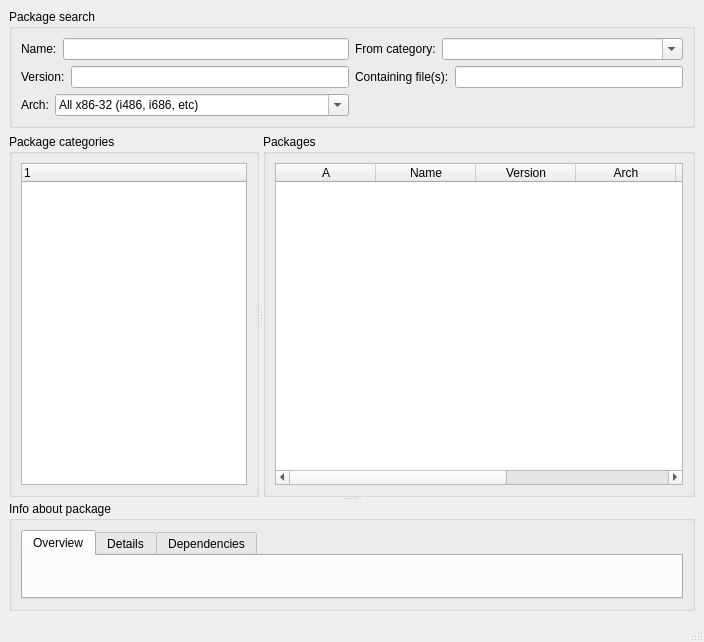
Qt form mpkg/manager/pkgmanager.ui (BackupTheBerlios/mops) before a commit.
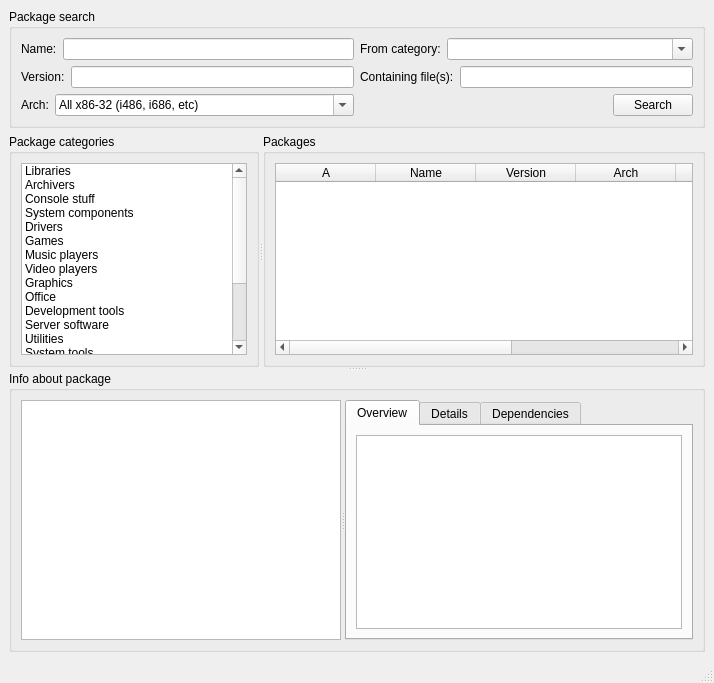
The same form after that commit. The open tabs and pages were chosen to show the change.

Commit message: Working on the layout of the package manager. The base is almost done, TODO: add menu, add hotkeys, add some buttons if nessecary.

Patch:
```diff
--- a/mpkg/manager/pkgmanager.ui
+++ b/mpkg/manager/pkgmanager.ui
@@ -5,8 +5,8 @@
    <rect>
     <x>0</x>
     <y>0</y>
-    <width>704</width>
-    <height>642</height>
+    <width>714</width>
+    <height>683</height>
    </rect>
   </property>
   <property name="windowTitle" >
@@ -33,7 +33,7 @@
       <property name="title" >
        <string>Package search</string>
       </property>
-      <layout class="QHBoxLayout" >
+      <layout class="QVBoxLayout" >
        <property name="margin" >
         <number>9</number>
        </property>
@@ -237,17 +237,34 @@
             </layout>
            </item>
            <item>
-            <spacer>
-             <property name="orientation" >
-              <enum>Qt::Vertical</enum>
+            <layout class="QHBoxLayout" >
+             <property name="margin" >
+              <number>0</number>
              </property>
-             <property name="sizeHint" >
-              <size>
-               <width>20</width>
-               <height>20</height>
-              </size>
+             <property name="spacing" >
+              <number>6</number>
              </property>
-            </spacer>
+             <item>
+              <spacer>
+               <property name="orientation" >
+                <enum>Qt::Horizontal</enum>
+               </property>
+               <property name="sizeHint" >
+                <size>
+                 <width>141</width>
+                 <height>20</height>
+                </size>
+               </property>
+              </spacer>
+             </item>
+             <item>
+              <widget class="QPushButton" name="pushButton" >
+               <property name="text" >
+                <string>Search</string>
+               </property>
+              </widget>
+             </item>
+            </layout>
            </item>
           </layout>
          </item>
@@ -257,7 +274,7 @@
      </widget>
     </item>
     <item>
-     <widget class="QSplitter" name="splitter_2" >
+     <widget class="QSplitter" name="splitter_3" >
       <property name="orientation" >
        <enum>Qt::Vertical</enum>
       </property>
@@ -283,15 +300,107 @@
           <number>6</number>
          </property>
          <item>
-          <widget class="QTreeWidget" name="treeWidget" >
-           <property name="sizePolicy" >
-            <sizepolicy>
-             <hsizetype>7</hsizetype>
-             <vsizetype>7</vsizetype>
-             <horstretch>0</horstretch>
-             <verstretch>0</verstretch>
-            </sizepolicy>
-           </property>
+          <widget class="QListWidget" name="listWidget" >
+           <item>
+            <property name="text" >
+             <string>Libraries</string>
+            </property>
+           </item>
+           <item>
+            <property name="text" >
+             <string>Archivers</string>
+            </property>
+           </item>
+           <item>
+            <property name="text" >
+             <string>Console stuff</string>
+            </property>
+           </item>
+           <item>
+            <property name="text" >
+             <string>System components</string>
+            </property>
+           </item>
+           <item>
+            <property name="text" >
+             <string>Drivers</string>
+            </property>
+           </item>
+           <item>
+            <property name="text" >
+             <string>Games</string>
+            </property>
+           </item>
+           <item>
+            <property name="text" >
+             <string>Music players</string>
+            </property>
+           </item>
+           <item>
+            <property name="text" >
+             <string>Video players</string>
+            </property>
+           </item>
+           <item>
+            <property name="text" >
+             <string>Graphics</string>
+            </property>
+           </item>
+           <item>
+            <property name="text" >
+             <string>Office</string>
+            </property>
+           </item>
+           <item>
+            <property name="text" >
+             <string>Development tools</string>
+            </property>
+           </item>
+           <item>
+            <property name="text" >
+             <string>Server software</string>
+            </property>
+           </item>
+           <item>
+            <property name="text" >
+             <string>Utilities</string>
+            </property>
+           </item>
+           <item>
+            <property name="text" >
+             <string>System tools</string>
+            </property>
+           </item>
+           <item>
+            <property name="text" >
+             <string>Emulators</string>
+            </property>
+           </item>
+           <item>
+            <property name="text" >
+             <string>Internet: Web browsers</string>
+            </property>
+           </item>
+           <item>
+            <property name="text" >
+             <string>Internet: IM clients</string>
+            </property>
+           </item>
+           <item>
+            <property name="text" >
+             <string>Internet: VoIP</string>
+            </property>
+           </item>
+           <item>
+            <property name="text" >
+             <string>Multimedia editors</string>
+            </property>
+           </item>
+           <item>
+            <property name="text" >
+             <string>Updates</string>
+            </property>
+           </item>
           </widget>
          </item>
         </layout>
@@ -359,7 +468,7 @@
        <property name="sizePolicy" >
         <sizepolicy>
          <hsizetype>5</hsizetype>
-         <vsizetype>0</vsizetype>
+         <vsizetype>5</vsizetype>
          <horstretch>0</horstretch>
          <verstretch>0</verstretch>
         </sizepolicy>
@@ -373,7 +482,7 @@
        <property name="title" >
         <string>Info about package</string>
        </property>
-       <layout class="QHBoxLayout" >
+       <layout class="QVBoxLayout" >
         <property name="margin" >
          <number>9</number>
         </property>
@@ -381,24 +490,75 @@
          <number>6</number>
         </property>
         <item>
-         <widget class="QTabWidget" name="tabWidget" >
-          <property name="currentIndex" >
-           <number>2</number>
+         <widget class="QSplitter" name="splitter_2" >
+          <property name="orientation" >
+           <enum>Qt::Horizontal</enum>
           </property>
-          <widget class="QWidget" name="tab" >
-           <attribute name="title" >
-            <string>Overview</string>
-           </attribute>
+          <widget class="QTextEdit" name="textEdit" >
+           <property name="sizePolicy" >
+            <sizepolicy>
+             <hsizetype>5</hsizetype>
+             <vsizetype>4</vsizetype>
+             <horstretch>0</horstretch>
+             <verstretch>0</verstretch>
+            </sizepolicy>
+           </property>
           </widget>
-          <widget class="QWidget" name="tab_2" >
-           <attribute name="title" >
-            <string>Details</string>
-           </attribute>
-          </widget>
-          <widget class="QWidget" name="tab_3" >
-           <attribute name="title" >
-            <string>Dependencies</string>
-           </attribute>
+          <widget class="QTabWidget" name="tabWidget" >
+           <property name="tabPosition" >
+            <enum>QTabWidget::North</enum>
+           </property>
+           <property name="currentIndex" >
+            <number>0</number>
+           </property>
+           <widget class="QWidget" name="tab" >
+            <attribute name="title" >
+             <string>Overview</string>
+            </attribute>
+            <layout class="QHBoxLayout" >
+             <property name="margin" >
+              <number>9</number>
+             </property>
+             <property name="spacing" >
+              <number>6</number>
+             </property>
+             <item>
+              <widget class="QTextEdit" name="textEdit_2" />
+             </item>
+            </layout>
+           </widget>
+           <widget class="QWidget" name="tab_2" >
+            <attribute name="title" >
+             <string>Details</string>
+            </attribute>
+            <layout class="QHBoxLayout" >
+             <property name="margin" >
+              <number>9</number>
+             </property>
+             <property name="spacing" >
+              <number>6</number>
+             </property>
+             <item>
+              <widget class="QTextEdit" name="textEdit_3" />
+             </item>
+            </layout>
+           </widget>
+           <widget class="QWidget" name="tab_3" >
+            <attribute name="title" >
+             <string>Dependencies</string>
+            </attribute>
+            <layout class="QHBoxLayout" >
+             <property name="margin" >
+              <number>9</number>
+             </property>
+             <property name="spacing" >
+              <number>6</number>
+             </property>
+             <item>
+              <widget class="QTreeWidget" name="treeWidget" />
+             </item>
+            </layout>
+           </widget>
           </widget>
          </widget>
         </item>
```
Left out of the diff: 2 changed lines with no effect on the pictures.
